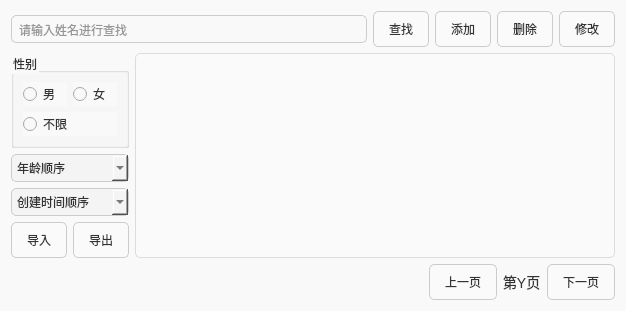
Above: patientview.ui from zhuguotiao/Lab before the change. Below: the same form after it.
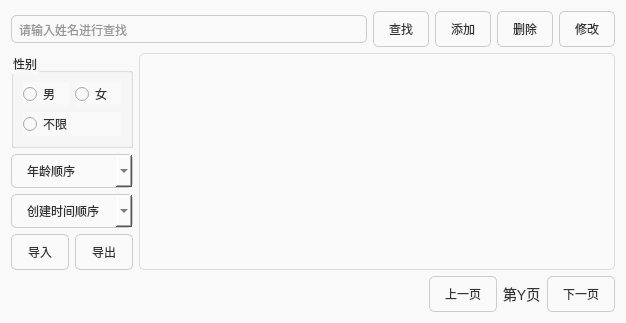
That is the form after the change. Icons and pictures are not drawn.

```diff
--- a/patientview.ui
+++ b/patientview.ui
@@ -25,6 +25,12 @@
         border-radius: 5px;
         padding: 5px;
     }
+	QComboBox{
+		background-color: #fafafa;
+        border: 1px solid #ccc;
+        border-radius: 5px;
+        padding: 8px 15px;
+	}
     QPushButton {
         background-color: #fafafa;
         border: 1px solid #ccc;
@@ -147,14 +153,7 @@
        <item>
         <widget class="QComboBox" name="ageBox">
          <property name="styleSheet">
-          <string notr="true">
-       QComboBox {
-          background-color: #f4f4f4;
-          border-radius: 5px;
-          padding: 5px;
-		border: 1px solid #ccc;
-         }
-</string>
+          <string notr="true"/>
          </property>
          <item>
           <property name="text">
@@ -171,14 +170,7 @@
        <item>
         <widget class="QComboBox" name="createdTimeBox">
          <property name="styleSheet">
-          <string notr="true">
-       QComboBox {
-          background-color: #f4f4f4;
-          border-radius: 5px;
-          padding: 5px;
-		border: 1px solid #ccc;
-         }
-</string>
+          <string notr="true"/>
          </property>
          <item>
           <property name="text">
```
Left out of the diff: 8 changed lines with no effect on the pictures.
